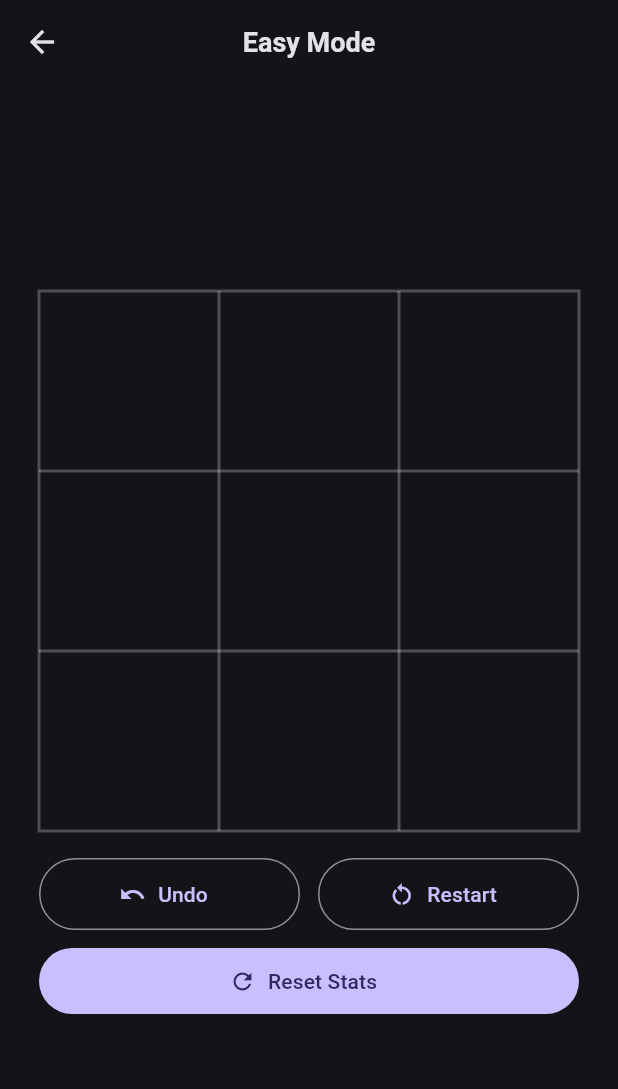
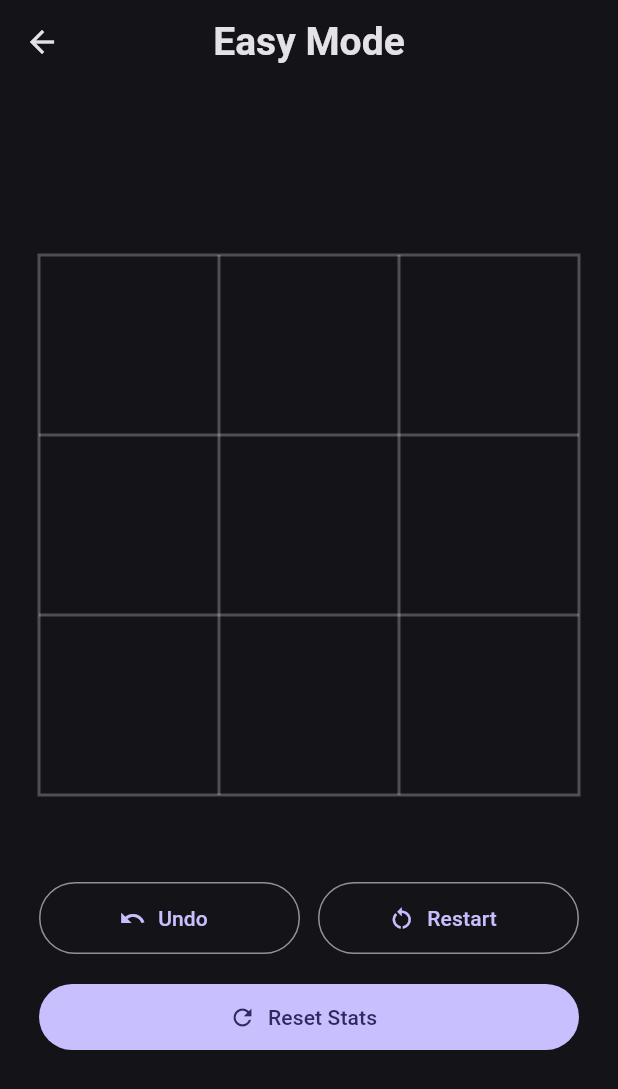
Before and after one commit to MohamedRuzaik9/tictactoe, a Flutter app: the screen it shows after launch, after a tap on "Play", on a phone screen of 412 x 824 dp. Shown: the top 1089 px of the screen. Run offline on Flutter 3.47's test engine with Material 3 defaults, Android fonts, the phone set to English and light mode, and no system bars; our stand-ins replace shared_preferences.

Commit message:
Update game_screen.dart

```diff
--- a/lib/ui/game_screen.dart
+++ b/lib/ui/game_screen.dart
@@ -1,3 +1,6 @@
+// Student Name : Mohamed Ruzaik
+// Student ID   : 10686380
+
 import 'package:flutter/material.dart';
 import 'package:tic_tac_toe/main.dart';
 import '../core/ai.dart';
@@ -5,6 +8,7 @@ import '../core/game_logic.dart';
 import '../core/game_models.dart';
 import '../core/persistence.dart';
 
+// --- SECTION: Game Screen Widget -------------------------------------------
 class GameScreen extends StatefulWidget {
   final AIDifficulty difficulty;
   final StatsStore store;
@@ -14,6 +18,7 @@ class GameScreen extends StatefulWidget {
   State<GameScreen> createState() => _GameScreenState();
 }
 
+// --- SECTION: State & Lifecycle --------------------------------------------
 class _GameScreenState extends State<GameScreen> {
   late GameState state;
   Stats stats = const Stats();
@@ -118,6 +123,7 @@ class _GameScreenState extends State<GameScreen> {
   }
 
   @override
+// --- SUBSECTION: Build Method ----------------------------------------------
   Widget build(BuildContext context) {
     final cs = Theme.of(context).colorScheme;
     final accentO = const Color(0xFF10B3E6);
@@ -134,7 +140,7 @@ class _GameScreenState extends State<GameScreen> {
         resultTint = const Color(0xFF7F1D1D);
       } else {
         resultText = 'DRAW!';
-        resultTint = null;
+        resultTint = const Color(0xFFFFB300);
       }
     }
 
@@ -144,7 +150,7 @@ class _GameScreenState extends State<GameScreen> {
         centerTitle: true,
         title: Text(
           '${_difficultyLabel()} Mode',
-          style: const TextStyle(fontWeight: FontWeight.bold, fontSize: 18),
+          style: const TextStyle(fontWeight: FontWeight.bold, fontSize: 26),
         ),
         leading: IconButton(
           icon: const Icon(Icons.arrow_back),
@@ -171,7 +177,7 @@ class _GameScreenState extends State<GameScreen> {
                     borderRadius: BorderRadius.circular(14),
                   ),
                   child: Text(
-                    resultText!,
+                    resultText,
                     style: const TextStyle(
                       fontSize: 20,
                       fontWeight: FontWeight.w900,
@@ -293,6 +299,7 @@ class _GameScreenState extends State<GameScreen> {
                   ),
                 ),
               ] else ...[
+                SizedBox(height: 40),
                 SizedBox(
                   width: 360,
                   child: Row(
@@ -321,7 +328,7 @@ class _GameScreenState extends State<GameScreen> {
                     ],
                   ),
                 ),
-                const SizedBox(height: 10),
+                const SizedBox(height: 18),
                 SizedBox(
                   width: 360,
                   child: FilledButton.icon(
```
